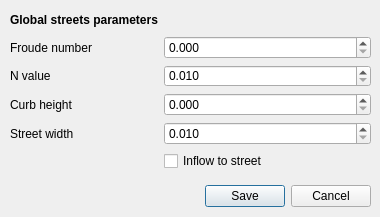
Before: the Qt Designer form flo2d/ui/street_global.ui in FLO-2DSoftware/qgis-flo-2d-plugin, drawn with Qt 5.
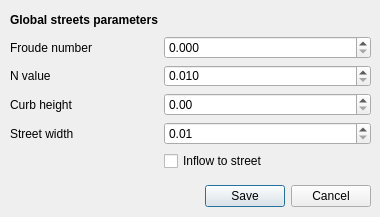
After: the same form once the commit is applied.

What changed in the file:
```diff
--- a/flo2d/ui/street_global.ui
+++ b/flo2d/ui/street_global.ui
@@ -114,7 +114,7 @@
     <item row="3" column="1">
      <widget class="QDoubleSpinBox" name="global_curb">
       <property name="decimals">
-       <number>3</number>
+       <number>2</number>
       </property>
       <property name="minimum">
        <double>0.000000000000000</double>
@@ -137,13 +137,13 @@
     <item row="4" column="1">
      <widget class="QDoubleSpinBox" name="global_width">
       <property name="decimals">
-       <number>3</number>
+       <number>2</number>
       </property>
       <property name="minimum">
        <double>0.010000000000000</double>
       </property>
       <property name="maximum">
-       <double>1000000000.000000000000000</double>
+       <double>10000.000000000000000</double>
       </property>
      </widget>
     </item>
```
